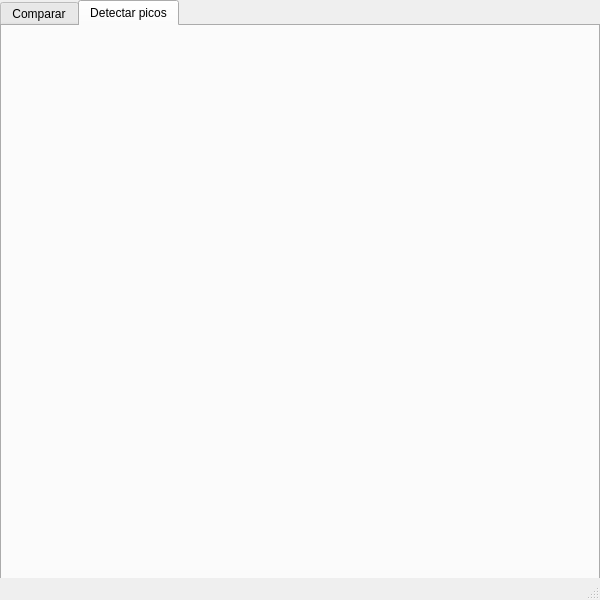
Mirovesaram/deCIFra, file designParaTeste.ui: the form before one commit.
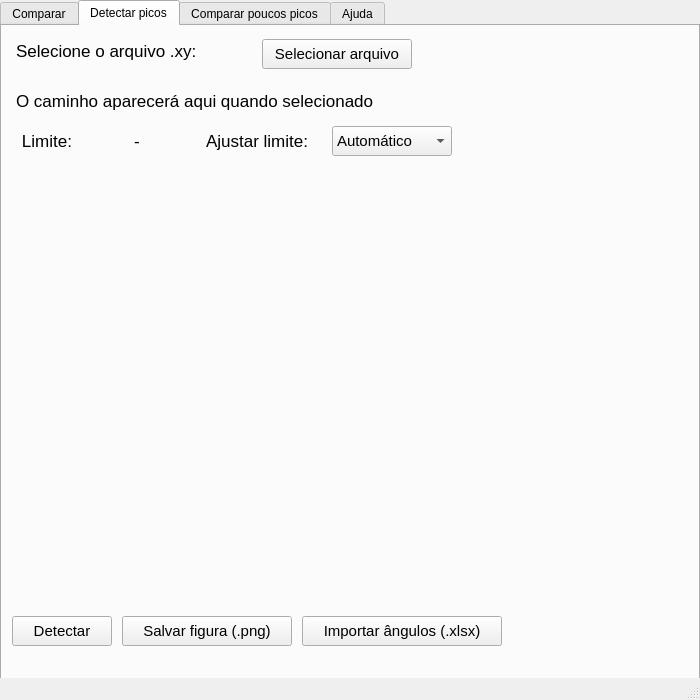
The form after the commit. The open tabs and pages were chosen to show the change.

Commit message: Construção da interface visual

```diff
--- a/designParaTeste.ui
+++ b/designParaTeste.ui
@@ -6,8 +6,8 @@
    <rect>
     <x>0</x>
     <y>0</y>
-    <width>600</width>
-    <height>600</height>
+    <width>700</width>
+    <height>700</height>
    </rect>
   </property>
   <property name="windowTitle">
@@ -19,8 +19,8 @@
      <rect>
       <x>0</x>
       <y>0</y>
-      <width>600</width>
-      <height>600</height>
+      <width>700</width>
+      <height>700</height>
      </rect>
     </property>
     <property name="currentIndex">
@@ -345,6 +345,426 @@
      <attribute name="title">
       <string>Detectar picos</string>
      </attribute>
+     <widget class="QLabel" name="labelImagemGrafico">
+      <property name="geometry">
+       <rect>
+        <x>0</x>
+        <y>130</y>
+        <width>700</width>
+        <height>460</height>
+       </rect>
+      </property>
+      <property name="text">
+       <string/>
+      </property>
+     </widget>
+     <widget class="QLabel" name="labelSelecionarPadraoNoTodo">
+      <property name="geometry">
+       <rect>
+        <x>0</x>
+        <y>0</y>
+        <width>260</width>
+        <height>50</height>
+       </rect>
+      </property>
+      <property name="font">
+       <font>
+        <pointsize>13</pointsize>
+       </font>
+      </property>
+      <property name="styleSheet">
+       <string notr="true">Padding: 10px;</string>
+      </property>
+      <property name="text">
+       <string>Selecione o arquivo .xy:</string>
+      </property>
+     </widget>
+     <widget class="QLabel" name="labelCaminhoPadraoNoTodo">
+      <property name="geometry">
+       <rect>
+        <x>0</x>
+        <y>50</y>
+        <width>700</width>
+        <height>50</height>
+       </rect>
+      </property>
+      <property name="font">
+       <font>
+        <pointsize>13</pointsize>
+       </font>
+      </property>
+      <property name="styleSheet">
+       <string notr="true">padding: 10px;</string>
+      </property>
+      <property name="text">
+       <string>O caminho aparecerá aqui quando selecionado</string>
+      </property>
+      <property name="alignment">
+       <set>Qt::AlignLeading|Qt::AlignLeft|Qt::AlignVCenter</set>
+      </property>
+     </widget>
+     <widget class="QPushButton" name="botaoSelecionarArquivoXy">
+      <property name="geometry">
+       <rect>
+        <x>260</x>
+        <y>13</y>
+        <width>150</width>
+        <height>30</height>
+       </rect>
+      </property>
+      <property name="font">
+       <font>
+        <pointsize>11</pointsize>
+       </font>
+      </property>
+      <property name="text">
+       <string>Selecionar arquivo</string>
+      </property>
+     </widget>
+     <widget class="QComboBox" name="caixaSelecionaLimite">
+      <property name="geometry">
+       <rect>
+        <x>330</x>
+        <y>100</y>
+        <width>120</width>
+        <height>30</height>
+       </rect>
+      </property>
+      <property name="font">
+       <font>
+        <pointsize>11</pointsize>
+       </font>
+      </property>
+      <item>
+       <property name="text">
+        <string>Automático</string>
+       </property>
+      </item>
+     </widget>
+     <widget class="QLabel" name="labelLimite">
+      <property name="geometry">
+       <rect>
+        <x>0</x>
+        <y>100</y>
+        <width>90</width>
+        <height>30</height>
+       </rect>
+      </property>
+      <property name="font">
+       <font>
+        <pointsize>13</pointsize>
+       </font>
+      </property>
+      <property name="text">
+       <string>Limite:</string>
+      </property>
+      <property name="alignment">
+       <set>Qt::AlignCenter</set>
+      </property>
+     </widget>
+     <widget class="QPushButton" name="pushButton">
+      <property name="geometry">
+       <rect>
+        <x>120</x>
+        <y>590</y>
+        <width>170</width>
+        <height>30</height>
+       </rect>
+      </property>
+      <property name="font">
+       <font>
+        <pointsize>11</pointsize>
+       </font>
+      </property>
+      <property name="text">
+       <string>Salvar figura (.png)</string>
+      </property>
+     </widget>
+     <widget class="QPushButton" name="pushButton_2">
+      <property name="geometry">
+       <rect>
+        <x>300</x>
+        <y>590</y>
+        <width>200</width>
+        <height>30</height>
+       </rect>
+      </property>
+      <property name="font">
+       <font>
+        <pointsize>11</pointsize>
+       </font>
+      </property>
+      <property name="text">
+       <string>Importar ângulos (.xlsx)</string>
+      </property>
+     </widget>
+     <widget class="QPushButton" name="pushButton_3">
+      <property name="geometry">
+       <rect>
+        <x>10</x>
+        <y>590</y>
+        <width>100</width>
+        <height>30</height>
+       </rect>
+      </property>
+      <property name="font">
+       <font>
+        <pointsize>11</pointsize>
+       </font>
+      </property>
+      <property name="text">
+       <string>Detectar</string>
+      </property>
+     </widget>
+     <widget class="QLabel" name="labelValorLimite">
+      <property name="geometry">
+       <rect>
+        <x>90</x>
+        <y>100</y>
+        <width>90</width>
+        <height>30</height>
+       </rect>
+      </property>
+      <property name="font">
+       <font>
+        <pointsize>13</pointsize>
+       </font>
+      </property>
+      <property name="text">
+       <string>-</string>
+      </property>
+      <property name="alignment">
+       <set>Qt::AlignCenter</set>
+      </property>
+     </widget>
+     <widget class="QLabel" name="labelAjustarLimite">
+      <property name="geometry">
+       <rect>
+        <x>180</x>
+        <y>100</y>
+        <width>150</width>
+        <height>30</height>
+       </rect>
+      </property>
+      <property name="font">
+       <font>
+        <pointsize>13</pointsize>
+       </font>
+      </property>
+      <property name="text">
+       <string>Ajustar limite:</string>
+      </property>
+      <property name="alignment">
+       <set>Qt::AlignCenter</set>
+      </property>
+     </widget>
+    </widget>
+    <widget class="QWidget" name="tabCompararPoucosPicos">
+     <attribute name="title">
+      <string>Comparar poucos picos</string>
+     </attribute>
+     <widget class="QLabel" name="labelAdicionarPicos">
+      <property name="geometry">
+       <rect>
+        <x>0</x>
+        <y>130</y>
+        <width>700</width>
+        <height>50</height>
+       </rect>
+      </property>
+      <property name="font">
+       <font>
+        <pointsize>13</pointsize>
+       </font>
+      </property>
+      <property name="styleSheet">
+       <string notr="true">Padding: 10px;</string>
+      </property>
+      <property name="text">
+       <string>Adicione até 5 picos (2theta graus):</string>
+      </property>
+     </widget>
+     <widget class="QComboBox" name="comboBoxPico1">
+      <property name="geometry">
+       <rect>
+        <x>10</x>
+        <y>180</y>
+        <width>100</width>
+        <height>30</height>
+       </rect>
+      </property>
+      <property name="font">
+       <font>
+        <pointsize>11</pointsize>
+       </font>
+      </property>
+      <item>
+       <property name="text">
+        <string>Vazio</string>
+       </property>
+      </item>
+     </widget>
+     <widget class="QComboBox" name="comboBoxPico2">
+      <property name="geometry">
+       <rect>
+        <x>120</x>
+        <y>180</y>
+        <width>100</width>
+        <height>30</height>
+       </rect>
+      </property>
+      <property name="font">
+       <font>
+        <pointsize>11</pointsize>
+       </font>
+      </property>
+      <item>
+       <property name="text">
+        <string>Vazio</string>
+       </property>
+      </item>
+     </widget>
+     <widget class="QComboBox" name="comboBoxPico3">
+      <property name="geometry">
+       <rect>
+        <x>230</x>
+        <y>180</y>
+        <width>100</width>
+        <height>30</height>
+       </rect>
+      </property>
+      <property name="font">
+       <font>
+        <pointsize>11</pointsize>
+       </font>
+      </property>
+      <item>
+       <property name="text">
+        <string>Vazio</string>
+       </property>
+      </item>
+     </widget>
+     <widget class="QComboBox" name="comboBoxPico4">
+      <property name="geometry">
+       <rect>
+        <x>340</x>
+        <y>180</y>
+        <width>100</width>
+        <height>30</height>
+       </rect>
+      </property>
+      <property name="font">
+       <font>
+        <pointsize>11</pointsize>
+       </font>
+      </property>
+      <item>
+       <property name="text">
+        <string>Vazio</string>
+       </property>
+      </item>
+     </widget>
+     <widget class="QComboBox" name="comboBoxPico5">
+      <property name="geometry">
+       <rect>
+        <x>450</x>
+        <y>180</y>
+        <width>100</width>
+        <height>30</height>
+       </rect>
+      </property>
+      <property name="font">
+       <font>
+        <pointsize>11</pointsize>
+       </font>
+      </property>
+      <item>
+       <property name="text">
+        <string>Vazio</string>
+       </property>
+      </item>
+     </widget>
+     <widget class="QLabel" name="labelSelecionarXlsx">
+      <property name="geometry">
+       <rect>
+        <x>0</x>
+        <y>0</y>
+        <width>700</width>
+        <height>50</height>
+       </rect>
+      </property>
+      <property name="font">
+       <font>
+        <pointsize>13</pointsize>
+       </font>
+      </property>
+      <property name="styleSheet">
+       <string notr="true">Padding: 10px;</string>
+      </property>
+      <property name="text">
+       <string>Selecione o arquivo .xlsx:</string>
+      </property>
+     </widget>
+     <widget class="QPushButton" name="botaoSelecionarArquivoXlsx">
+      <property name="geometry">
+       <rect>
+        <x>10</x>
+        <y>50</y>
+        <width>150</width>
+        <height>30</height>
+       </rect>
+      </property>
+      <property name="font">
+       <font>
+        <pointsize>11</pointsize>
+       </font>
+      </property>
+      <property name="text">
+       <string>Selecionar arquivo</string>
+      </property>
+     </widget>
+     <widget class="QLabel" name="labelCaminhoXlsx">
+      <property name="geometry">
+       <rect>
+        <x>0</x>
+        <y>80</y>
+        <width>700</width>
+        <height>50</height>
+       </rect>
+      </property>
+      <property name="font">
+       <font>
+        <pointsize>13</pointsize>
+       </font>
+      </property>
+      <property name="styleSheet">
+       <string notr="true">padding: 10px;</string>
+      </property>
+      <property name="text">
+       <string>O caminho aparecerá aqui quando selecionado</string>
+      </property>
+      <property name="alignment">
+       <set>Qt::AlignLeading|Qt::AlignLeft|Qt::AlignVCenter</set>
+      </property>
+     </widget>
+     <widget class="QPushButton" name="botaoComparar_2">
+      <property name="geometry">
+       <rect>
+        <x>290</x>
+        <y>580</y>
+        <width>120</width>
+        <height>40</height>
+       </rect>
+      </property>
+      <property name="text">
+       <string>Comparar</string>
+      </property>
+     </widget>
+    </widget>
+    <widget class="QWidget" name="tabAjuda">
+     <attribute name="title">
+      <string>Ajuda</string>
+     </attribute>
     </widget>
    </widget>
   </widget>
```
Left out of the diff: 24 changed lines with no effect on the pictures. The commit also changes 2 other files.
